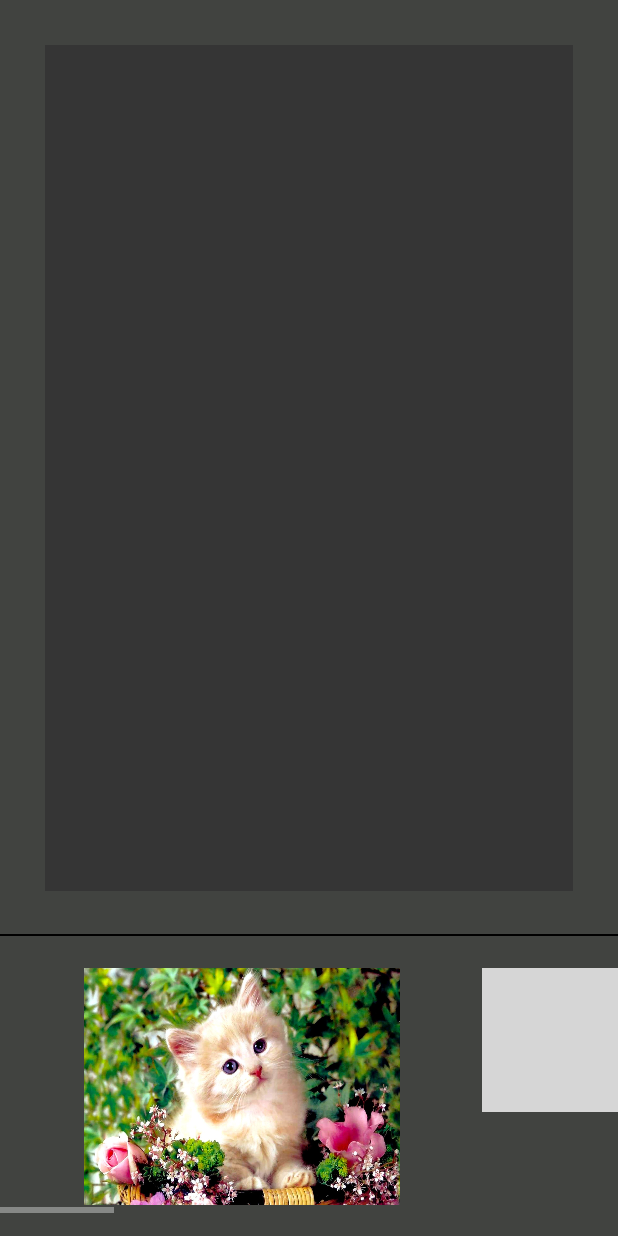
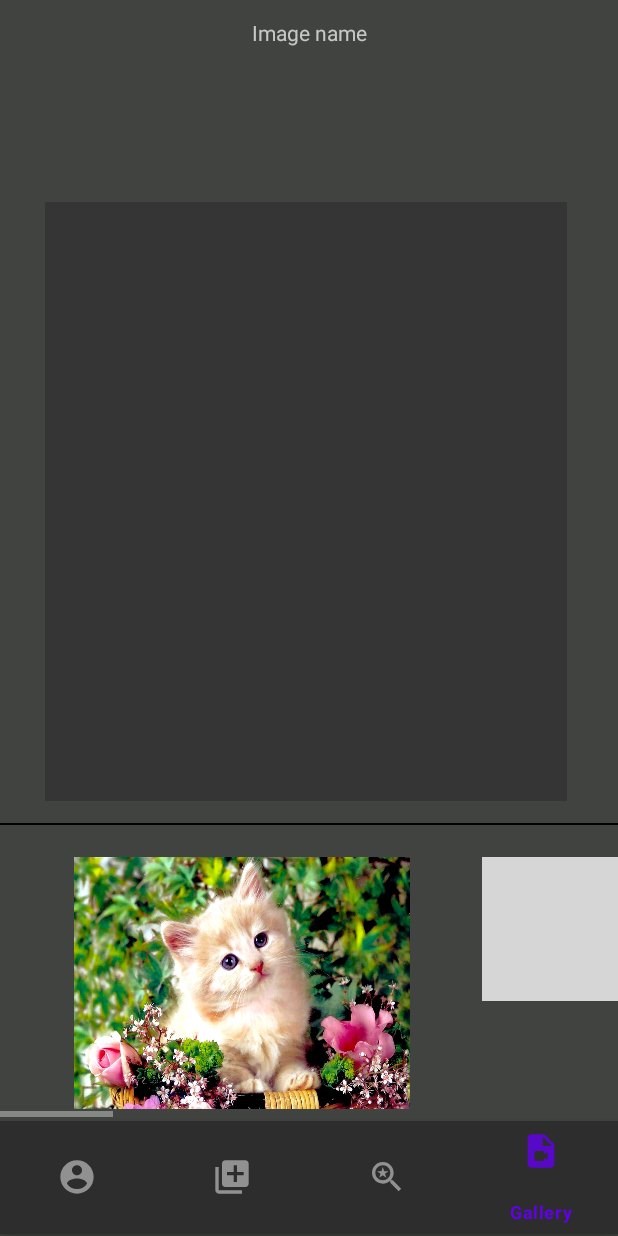
Before and after one commit to CheshirKo1/Course_paper, an Android app: the Gallery screen opened directly, with no data from a screen before it, on a phone screen of 412 x 824 dp. Run offline under Robolectric (Android 15) with nearby library versions, the phone set to English and light mode, and no system bars; grey boxes are pictures that could not be loaded.

Commit message:
Реализация списка бд 01

```diff
--- a/app/src/main/java/com/example/kyrsovaya2/Gallery.java
+++ b/app/src/main/java/com/example/kyrsovaya2/Gallery.java
@@ -1,18 +1,45 @@
 package com.example.kyrsovaya2;
 
+import android.content.Intent;
 import android.os.Bundle;
 import android.app.Activity;
 import android.view.Menu;
+import android.view.MenuItem;
 import android.view.View;
 import android.widget.ImageView;
 
+import com.google.android.material.bottomnavigation.BottomNavigationView;
+
 public class Gallery extends Activity {
-
+    private BottomNavigationView bottomNavigationView;
     ImageView im;
     @Override
     protected void onCreate(Bundle savedInstanceState) {
         super.onCreate(savedInstanceState);
         setContentView(R.layout.activity_gallery);
+        bottomNavigationView = findViewById(R.id.bottomNavigationView);
+        bottomNavigationView.setOnItemSelectedListener(new BottomNavigationView.OnItemSelectedListener() {
+            @Override
+            public boolean onNavigationItemSelected(MenuItem item) {
+                switch (item.getItemId()) {
+                    case R.id.profile:
+                        Intent intent = new Intent(Gallery.this, Profile.class);
+                        startActivity(intent);
+                        return true;
+                    case R.id.add:
+                        // Handle add selection
+                        return true;
+                    case R.id.find:
+                        // Handle find selection
+                        return true;
+                    case R.id.gall_id:
+                        // Handle gallery selection
+                        return true;
+                }
+                return false;
+            }
+        });
+        bottomNavigationView.setSelectedItemId(R.id.gall_id);
     }
 
 
--- a/app/src/main/java/com/example/kyrsovaya2/Profile.java
+++ b/app/src/main/java/com/example/kyrsovaya2/Profile.java
@@ -51,5 +51,6 @@ public class Profile extends AppCompatActivity {
                 return false;
             }
         });
+        bottomNavigationView.setSelectedItemId(R.id.profile);
     }
 }
--- a/app/src/main/res/layout/activity_gallery.xml
+++ b/app/src/main/res/layout/activity_gallery.xml
@@ -1,20 +1,23 @@
 <RelativeLayout xmlns:android="http://schemas.android.com/apk/res/android"
     android:layout_width="match_parent"
     android:layout_height="match_parent"
+    xmlns:app="http://schemas.android.com/apk/res-auto"
     android:background="@color/baseGray"
     android:orientation="vertical">
+
     <ImageView
         android:id="@+id/selected"
-        android:layout_width="fill_parent"
-        android:layout_height="fill_parent"
+        android:layout_width="348dp"
+        android:layout_height="399dp"
         android:layout_above="@+id/gallery_relative_layout"
         android:layout_marginLeft="30dip"
+        android:layout_marginTop="30dip"
         android:layout_marginRight="30dip"
-        android:layout_marginTop="30dip"
-        android:layout_marginBottom="30dip"
+        android:layout_marginBottom="16dp"
         android:background="#353535"
 
         />
+
     <View
         android:layout_width="match_parent"
         android:layout_height="1dp"
@@ -28,6 +31,7 @@
         android:layout_width="fill_parent"
         android:layout_height="200dip"
         android:layout_alignParentBottom="true"
+        android:layout_marginBottom="74dp"
         android:orientation="horizontal"
         android:paddingTop="20dp">
 
@@ -35,8 +39,7 @@
             android:id="@+id/hor_scroll_view"
             android:layout_width="match_parent"
             android:layout_height="wrap_content"
-            android:layout_marginBottom="15dip"
-            >
+            android:layout_marginBottom="5dip">
 
 
             <LinearLayout
@@ -45,8 +48,8 @@
                 android:layout_height="wrap_content"
                 android:orientation="horizontal"
                 android:paddingStart="1dp"
-                android:paddingEnd="1dp"
                 android:paddingTop="1dp"
+                android:paddingEnd="10dp"
                 android:paddingBottom="5dp">
 
                 <ImageView
@@ -67,14 +70,15 @@
                     android:id="@+id/image3"
                     android:layout_width="320dp"
                     android:layout_height="wrap_content"
-                    android:src="@drawable/im3"
-                    android:onClick="biggerView"/>
+                    android:onClick="biggerView"
+                    android:src="@drawable/im3" />
+
                 <ImageView
                     android:id="@+id/image4"
                     android:layout_width="320dp"
                     android:layout_height="wrap_content"
-                    android:src="@drawable/im4"
-                    android:onClick="biggerView"/>
+                    android:onClick="biggerView"
+                    android:src="@drawable/im4" />
 
                 <ImageView
                     android:id="@+id/image5"
@@ -87,15 +91,43 @@
                     android:id="@+id/image6"
                     android:layout_width="320dp"
                     android:layout_height="wrap_content"
-                    android:src="@drawable/im6"
-                    android:onClick="biggerView"/>
+                    android:onClick="biggerView"
+                    android:src="@drawable/im6" />
+
                 <ImageView
                     android:id="@+id/image7"
                     android:layout_width="320dp"
                     android:layout_height="wrap_content"
-                    android:src="@drawable/im7"
-                    android:onClick="biggerView"/>
+                    android:onClick="biggerView"
+                    android:src="@drawable/im7" />
             </LinearLayout>
         </HorizontalScrollView>
     </RelativeLayout>
+
+    <com.google.android.material.bottomnavigation.BottomNavigationView
+        android:id="@+id/bottomNavigationView"
+        android:layout_width="match_parent"
+        android:layout_height="75dp"
+        android:layout_alignParentBottom="true"
+        android:layout_marginBottom="1dp"
+        app:layout_constraintBottom_toBottomOf="parent"
+        app:layout_constraintEnd_toEndOf="parent"
+        app:layout_constraintHorizontal_bias="0.5"
+        app:layout_constraintStart_toStartOf="parent"
+        app:menu="@menu/bottom_nav_menu" />
+
+    <TextView
+        android:id="@+id/textView"
+        android:layout_width="99dp"
+        android:layout_height="wrap_content"
+        android:textAlignment="center"
+        android:layout_alignParentStart="true"
+        android:layout_alignParentTop="true"
+        android:layout_alignParentEnd="true"
+        android:layout_alignParentBottom="true"
+        android:layout_marginStart="156dp"
+        android:layout_marginTop="12dp"
+        android:layout_marginEnd="156dp"
+        android:layout_marginBottom="700dp"
+        android:text="Image name" />
 </RelativeLayout>
--- a/app/src/main/res/menu/bottom_nav_menu.xml
+++ b/app/src/main/res/menu/bottom_nav_menu.xml
@@ -3,17 +3,25 @@
     <item
         android:id="@+id/profile"
         android:title="Profile"
-        android:icon="@drawable/ic_profile"/>
+        android:icon="@drawable/ic_profile"
+        android:color="@color/baseRed"
+        />
     <item
         android:id="@+id/add"
         android:title="Add"
-        android:icon="@drawable/ic_add"/>
+        android:icon="@drawable/ic_add"
+        android:color="@color/baseRed"
+        />
     <item
         android:id="@+id/find"
         android:title="Find"
-        android:icon="@drawable/ic_find"/>
+        android:icon="@drawable/ic_find"
+        android:color="@color/baseRed"
+        />
     <item
         android:id="@+id/gall_id"
         android:title="Gallery"
-        android:icon="@drawable/ic_gallery"/>
+        android:icon="@drawable/ic_gallery"
+        android:color="@color/baseRed"
+        />
 </menu>
```
Also changed, not shown: app/src/main/java/com/example/kyrsovaya2/AdapterRecyclerView.java (added, +55 -0 lines), app/src/main/java/com/example/kyrsovaya2/Item.java (added, +28 -0 lines), app/src/main/java/com/example/kyrsovaya2/thi_frag.java (added, +40 -0 lines), app/src/main/res/layout/activity_profile.xml (+13 -2 lines), app/src/main/res/layout/it_i.xml (added, +37 -0 lines), app/src/main/res/layout/third_fragment.xml (added, +26 -0 lines), app/src/main/res/values/styles.xml (added, +10 -0 lines), app/src/main/res/drawable/book.png (added).
